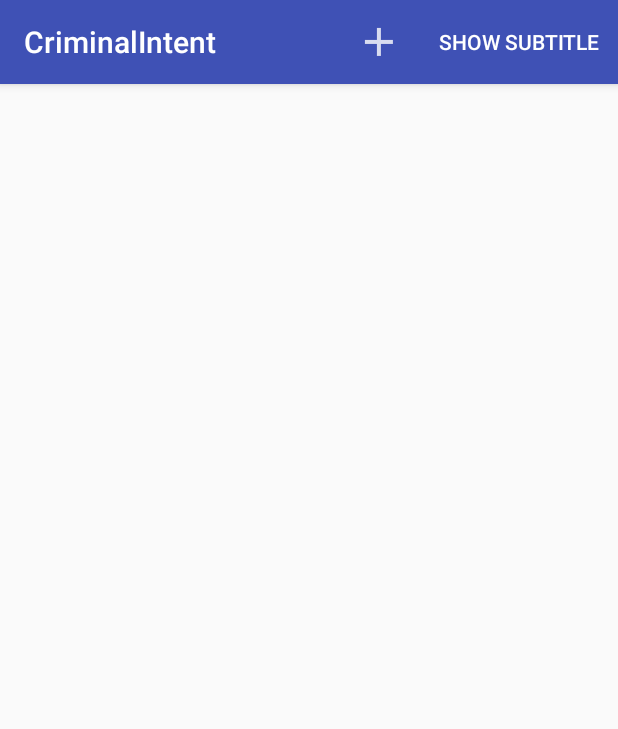
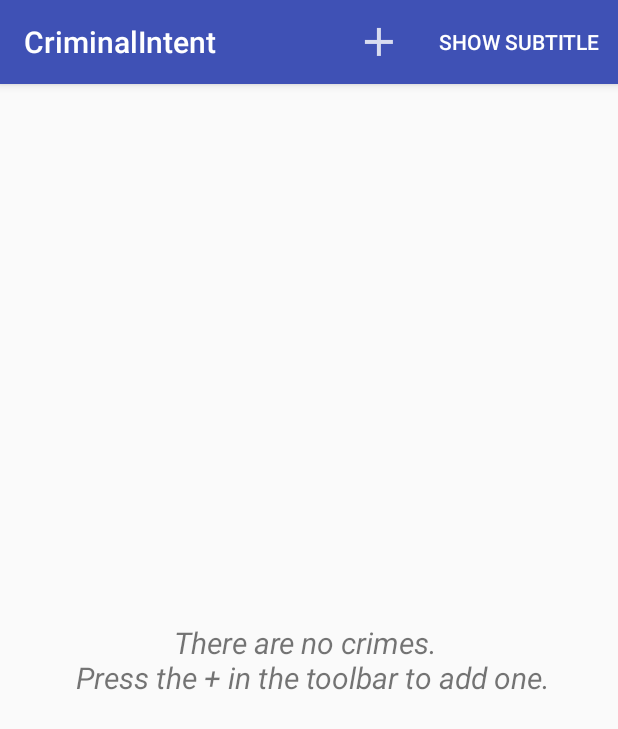
Before and after one commit to DelmarZhao/BigNerdRanchAndroid, an Android app: the screen it shows after launch (CrimeListActivity), on a phone screen of 412 x 824 dp. Shown: the top 729 px of the screen. Run offline under Robolectric (Android 15) with nearby library versions, the phone set to English and light mode, and no system bars.

Commit message:
Added message if there's no crimes. Fixed subtitle grammar for singular crime

```diff
--- a/CriminalIntent/app/src/main/java/com/bignerdranch/android/criminalintent/CrimeListFragment.java
+++ b/CriminalIntent/app/src/main/java/com/bignerdranch/android/criminalintent/CrimeListFragment.java
@@ -23,6 +23,7 @@ import java.util.List;
 public class CrimeListFragment extends Fragment {
 
     private static final String SAVED_SUBTITLE_VISIBLE = "subtitle";
+    private View mView;
     private RecyclerView mCrimeRecyclerView;
     private CrimeAdapter mAdapter;
     private boolean mSubtitleVisible;
@@ -37,9 +38,9 @@ public class CrimeListFragment extends Fragment {
     @Override
     public View onCreateView(LayoutInflater inflater, ViewGroup container,
                              Bundle savedInstanceState){
-        View view = inflater.inflate(R.layout.fragment_crime_list, container, false);
+        mView = inflater.inflate(R.layout.fragment_crime_list, container, false);
 
-        mCrimeRecyclerView = (RecyclerView) view.findViewById(R.id.crime_recycler_view);
+        mCrimeRecyclerView = (RecyclerView) mView.findViewById(R.id.crime_recycler_view);
         mCrimeRecyclerView.setLayoutManager(new LinearLayoutManager(getActivity()));
 
         if (savedInstanceState != null){
@@ -47,7 +48,7 @@ public class CrimeListFragment extends Fragment {
         }
 
         updateUI();
-        return view;
+        return mView;
     }
 
     @Override
@@ -97,7 +98,8 @@ public class CrimeListFragment extends Fragment {
     private void updateSubtitle(){
         CrimeLab crimeLab = CrimeLab.get(getActivity());
         int crimeCount = crimeLab.getCrimes().size();
-        String subtitle = getString(R.string.subtitle_format, crimeCount);
+        String subtitle = getResources().getQuantityString(
+                R.plurals.subtitle_plural, crimeCount, crimeCount);
 
         if (!mSubtitleVisible){
             subtitle = null;
@@ -110,6 +112,9 @@ public class CrimeListFragment extends Fragment {
     private void updateUI(){
         CrimeLab crimeLab = CrimeLab.get(getActivity());
         List<Crime> crimes = crimeLab.getCrimes();
+
+        mView.findViewById(R.id.no_crimes_message).setVisibility(
+                crimes.size() == 0 ? View.VISIBLE : View.GONE);
 
         if (mAdapter == null) {
             mAdapter = new CrimeAdapter(crimes);
--- a/CriminalIntent/app/src/main/res/layout/fragment_crime_list.xml
+++ b/CriminalIntent/app/src/main/res/layout/fragment_crime_list.xml
@@ -1,7 +1,24 @@
 <?xml version="1.0" encoding="utf-8"?>
-<android.support.v7.widget.RecyclerView
+<FrameLayout
     xmlns:android="http://schemas.android.com/apk/res/android"
-    android:id="@+id/crime_recycler_view"
     android:layout_width="match_parent"
     android:layout_height="match_parent">
-</android.support.v7.widget.RecyclerView>
+
+
+    <android.support.v7.widget.RecyclerView
+        xmlns:android="http://schemas.android.com/apk/res/android"
+        android:id="@+id/crime_recycler_view"
+        android:layout_width="match_parent"
+        android:layout_height="match_parent"/>
+
+
+    <TextView
+        android:layout_width="match_parent"
+        android:layout_height="match_parent"
+        android:id="@+id/no_crimes_message"
+        android:gravity="center"
+        android:text="@string/no_crimes_message"
+        android:textSize="20sp"
+        android:textStyle="italic" />
+
+</FrameLayout>
--- a/CriminalIntent/app/src/main/res/values/strings.xml
+++ b/CriminalIntent/app/src/main/res/values/strings.xml
@@ -9,7 +9,10 @@
     <string name="delete_crime">Delete Crime</string>
     <string name="show_subtitle">Show Subtitle</string>
     <string name="hide_subtitle">Hide Subtitle</string>
-    <string name="subtitle_format">%1$d crimes</string>
+    <plurals name="subtitle_plural">
+        <item quantity="one">%1$d crime</item>
+        <item quantity="other">%1$d crimes</item>
+    </plurals>
     <string name="crime_suspect_text">Choose Suspect</string>
     <string name="crime_report_text">Send Crime Report</string>
     <string name="crime_report">%1$s!
@@ -21,6 +24,9 @@
     <string name="crime_report_suspect">the suspect is %s</string>
     <string name="crime_report_subject">CriminalIntent Crime Report</string>
     <string name="send_report">Send crime report via</string>
+    <string name="no_crimes_message">
+        There are no crimes. \n Press the + in the toolbar to add one.
+    </string>
 
 
 </resources>
```
